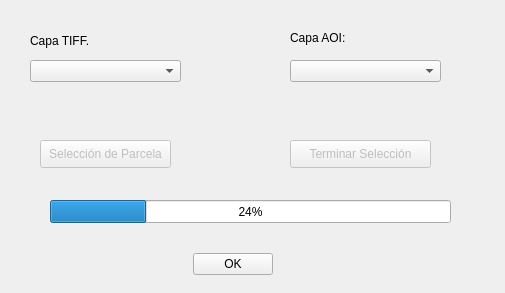
First picture: the form in segmentador_olivos_dialog_base.ui, repository cristianq5/olive_canopy_segmenter, before the edit.
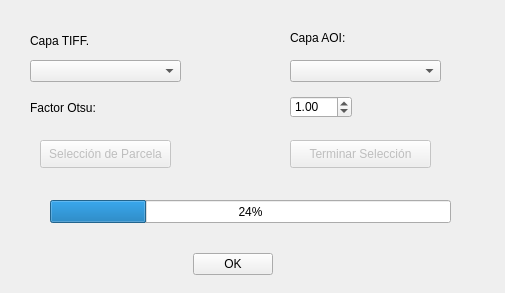
Second picture: the form after the edit.

Commit message: Add adjustable Otsu factor

Patch:
```diff
--- a/segmentador_olivos_dialog_base.ui
+++ b/segmentador_olivos_dialog_base.ui
@@ -69,6 +69,46 @@
     </rect>
    </property>
   </widget>
+  <widget class="QLabel" name="labelOtsuFactor">
+   <property name="geometry">
+    <rect>
+     <x>30</x>
+     <y>100</y>
+     <width>151</width>
+     <height>16</height>
+    </rect>
+   </property>
+   <property name="text">
+    <string>Factor Otsu:</string>
+   </property>
+  </widget>
+  <widget class="QDoubleSpinBox" name="spinOtsuFactor">
+   <property name="geometry">
+    <rect>
+     <x>290</x>
+     <y>96</y>
+     <width>62</width>
+     <height>22</height>
+    </rect>
+   </property>
+   <property name="decimals">
+    <number>2</number>
+   </property>
+   <property name="minimum">
+    <double>0.50</double>
+   </property>
+   <property name="maximum">
+    <double>2.00</double>
+   </property>
+   <property name="singleStep">
+    <double>0.05</double>
+   </property>
+   <property name="value">
+    <double>1.00</double>
+   </property>
+  </widget>
+
+
   <widget class="QDialogButtonBox" name="buttonBox">
    <property name="geometry">
     <rect>
```
The commit also changes 3 other files.
